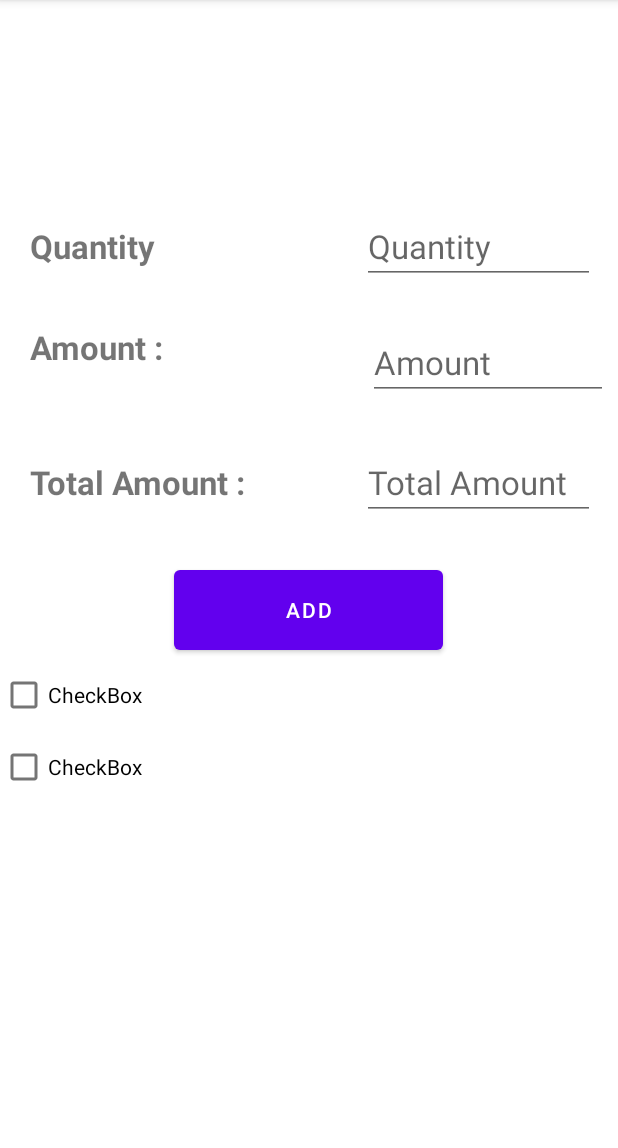
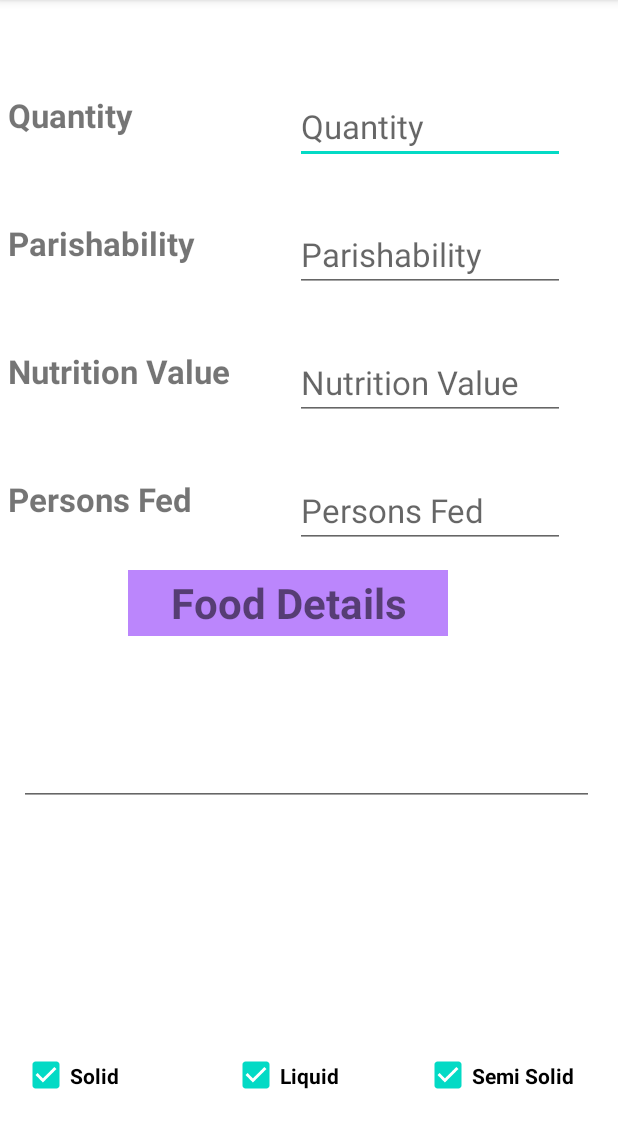
Before and after one commit to Yashjain323/Food-Donation-App, an Android app: the DonorFoodDetailsPost screen opened directly, with no data from a screen before it, on a phone screen of 412 x 824 dp, the part 84-1232 px from its top. Run offline under Robolectric (Android 15) with nearby library versions, the phone set to English and light mode, and no system bars; 5 statements that could not run were skipped.

Commit message:
food_details_donor_Post

```diff
--- a/app/build.gradle
+++ b/app/build.gradle
@@ -39,6 +39,7 @@ dependencies {
     implementation 'com.google.firebase:firebase-auth:21.0.1'
     implementation 'com.google.android.gms:play-services-maps:17.0.1'
     implementation 'androidx.cardview:cardview:1.0.0'
+    implementation 'androidx.gridlayout:gridlayout:1.0.0'
     testImplementation 'junit:junit:4.+'
     androidTestImplementation 'androidx.test.ext:junit:1.1.3'
     androidTestImplementation 'androidx.test.espresso:espresso-core:3.4.0'
--- a/app/src/main/AndroidManifest.xml
+++ b/app/src/main/AndroidManifest.xml
@@ -1,6 +1,6 @@
 <?xml version="1.0" encoding="utf-8"?>
 <manifest xmlns:android="http://schemas.android.com/apk/res/android"
-    package="com.yash.fooddonationapplication" >
+    package="com.yash.fooddonationapplication">
     <!--
          The ACCESS_COARSE/FINE_LOCATION permissions are not required to use
          Google Maps Android API v2, but you must specify either coarse or fine
@@ -15,7 +15,7 @@
         android:label="@string/app_name"
         android:roundIcon="@mipmap/ic_launcher_round"
         android:supportsRtl="true"
-        android:theme="@style/Theme.FoodDonationApplication" >
+        android:theme="@style/Theme.FoodDonationApplication">
         <activity android:name=".DonorFoodDetailsPost" />
         <activity android:name=".DonorReciepientHomePage" />
         <!--
@@ -46,7 +46,7 @@
         <activity android:name=".DonorProfile" />
         <activity android:name=".DecidingActivity" />
         <activity android:name=".DonorRegistration" />
-        <activity android:name=".MainActivity" >
+        <activity android:name=".MainActivity">
             <intent-filter>
                 <action android:name="android.intent.action.MAIN" />
 
--- a/app/src/main/java/com/yash/fooddonationapplication/DonorFoodDetailsPost.java
+++ b/app/src/main/java/com/yash/fooddonationapplication/DonorFoodDetailsPost.java
@@ -3,8 +3,14 @@ package com.yash.fooddonationapplication;
 import androidx.appcompat.app.AppCompatActivity;
 
 import android.os.Bundle;
+import android.widget.EditText;
 
 public class DonorFoodDetailsPost extends AppCompatActivity {
+    EditText Quantity=findViewById(R.id.DonorFoodDetail_Quantity);
+    EditText Parishability=findViewById(R.id.DonorFoodDetail_Parishability);
+    EditText NutritionValue=findViewById(R.id.DonorFoodDetail_NutritionValue);
+    EditText PersonsFed=findViewById(R.id.DonorFoodDetail_PersonsFed);
+    EditText DonorFoodDetail=findViewById(R.id.DonorFoodDetail_MultiLine);
 
     @Override
     protected void onCreate(Bundle savedInstanceState) {
--- a/app/src/main/res/layout/activity_donor_food_details_post.xml
+++ b/app/src/main/res/layout/activity_donor_food_details_post.xml
@@ -16,133 +16,191 @@
         tools:context=".addproductactivity">
 -->
 
-        <LinearLayout
-            android:layout_width="match_parent"
-            android:layout_height="match_parent"
-            android:orientation="vertical"
-            >
 
-            <LinearLayout
-                android:layout_width="match_parent"
-                android:layout_height="139dp"
-                android:orientation="vertical">
+    <GridLayout
+        android:id="@+id/gridLayout"
+        android:layout_width="410dp"
+        android:layout_height="328dp"
+        android:layout_marginTop="44dp"
+
+        android:columnCount="2"
+        android:rowCount="4"
+        app:layout_constraintEnd_toEndOf="parent"
+        app:layout_constraintHorizontal_bias="0.0"
+        app:layout_constraintStart_toStartOf="parent"
+        app:layout_constraintTop_toTopOf="parent">
+
 
         <TextView
-                    android:layout_width="wrap_content"
-                    android:layout_height="wrap_content"
-                    android:layout_gravity="center"
-                    android:layout_marginTop="70dp"
-                    android:text="ADD PRODUCT"
-                    android:textColor="#ffffff"
-                    android:textSize="22sp"
-                    android:textStyle="bold" />
-            </LinearLayout>
-
-            <LinearLayout
-                android:layout_width="match_parent"
-                android:layout_height="match_parent"
-                android:orientation="vertical">
-
-                <com.google.android.material.textfield.TextInputLayout
-                    android:layout_width="match_parent"
-                    android:layout_height="wrap_content"
-                    android:focusable="true"
-                    android:focusableInTouchMode="true"
-                    />
-
-                <GridLayout
-                    android:layout_width="match_parent"
-                    android:layout_height="67dp">
-
-                    <TextView
-                        android:layout_width="171dp"
-                        android:layout_height="49dp"
-                        android:layout_marginLeft="20dp"
+            android:layout_width="180dp"
+            android:layout_height="45dp"
+            android:layout_row="0"
+            android:layout_column="0"
+            android:layout_margin="8dp"
+            android:layout_marginLeft="5dp"
+            android:layout_marginRight="0dp"
             android:text="Quantity"
             android:textSize="22sp"
             android:textStyle="bold" />
 
         <EditText
-                        android:layout_width="155dp"
-                        android:layout_height="wrap_content"
+            android:id="@+id/DonorFoodDetail_Quantity"
+            android:layout_width="180dp"
+            android:layout_height="45dp"
             android:layout_row="0"
             android:layout_column="1"
-                        android:layout_marginLeft="50dp"
+            android:layout_margin="20dp"
+            android:layout_marginLeft="3dp"
             android:hint="Quantity"
             android:textSize="22sp" />
-                </GridLayout>
-
-                <GridLayout
-                    android:layout_width="match_parent"
-                    android:layout_height="90dp">
 
         <TextView
-                        android:layout_width="175dp"
-                        android:layout_height="65dp"
-                        android:layout_marginLeft="20dp"
-                        android:text="Amount :"
+            android:layout_width="180dp"
+            android:layout_height="45dp"
+            android:layout_row="1"
+            android:layout_column="0"
+            android:layout_margin="8dp"
+            android:layout_marginLeft="5dp"
+            android:text="Parishability"
             android:textSize="22sp"
             android:textStyle="bold" />
 
         <EditText
-                        android:id="@+id/totalAmount"
-                        android:layout_width="160dp"
-                        android:layout_height="wrap_content"
-                        android:layout_row="0"
+            android:id="@+id/DonorFoodDetail_Parishability"
+            android:layout_width="180dp"
+            android:layout_height="45dp"
+            android:layout_row="1"
             android:layout_column="1"
-                        android:layout_marginLeft="50dp"
-                        android:layout_marginTop="10dp"
-                        android:hint="Amount"
+            android:layout_margin="20dp"
+            android:layout_marginLeft="3dp"
+            android:hint="Parishability"
             android:textSize="22sp" />
-                </GridLayout>
-
-                <GridLayout
-                    android:layout_width="match_parent"
-                    android:layout_height="67dp">
 
         <TextView
-                        android:layout_width="171dp"
-                        android:layout_height="49dp"
-                        android:layout_marginLeft="20dp"
-                        android:text="Total Amount :"
+            android:layout_width="180dp"
+            android:layout_height="45dp"
+            android:layout_row="2"
+            android:layout_column="0"
+            android:layout_margin="8dp"
+            android:layout_marginLeft="5dp"
+            android:text="Nutrition Value"
             android:textSize="22sp"
             android:textStyle="bold" />
 
         <EditText
-                        android:id="@+id/amountperunit"
-                        android:layout_width="155dp"
-                        android:layout_height="wrap_content"
-                        android:layout_marginLeft="50dp"
-                        android:hint="Total Amount"
+            android:id="@+id/DonorFoodDetail_NutritionValue"
+            android:layout_width="180dp"
+            android:layout_height="45dp"
+            android:layout_row="2"
+            android:layout_column="1"
+            android:layout_margin="20dp"
+            android:layout_marginLeft="3dp"
+            android:hint="Nutrition Value"
+            android:textSize="22sp" />
+
+        <TextView
+            android:layout_width="180dp"
+            android:layout_height="45dp"
+            android:layout_row="3"
+            android:layout_column="0"
+            android:layout_margin="8dp"
+            android:layout_marginLeft="5dp"
+            android:text="Persons Fed"
+            android:textSize="22sp"
+            android:textStyle="bold" />
+
+        <EditText
+            android:id="@+id/DonorFoodDetail_PersonsFed"
+            android:layout_width="180dp"
+            android:layout_height="45dp"
+            android:layout_row="3"
+            android:layout_column="1"
+            android:layout_margin="20dp"
+            android:layout_marginLeft="3dp"
+            android:hint="Persons Fed"
             android:textSize="22sp" />
     </GridLayout>
 
+    <TextView
+        android:id="@+id/textView3"
+        android:layout_width="213dp"
+        android:layout_height="44dp"
+        android:layout_marginTop="380dp"
+        android:gravity="center"
+        android:text="Food Details"
+        android:background="@color/purple_200"
+        android:textSize="28sp"
+        android:textStyle="bold"
+        app:layout_constraintEnd_toEndOf="parent"
+        app:layout_constraintHorizontal_bias="0.429"
+        app:layout_constraintStart_toStartOf="parent"
+        app:layout_constraintTop_toTopOf="parent" />
 
-                <Button
-                    android:id="@+id/btnaddproduct"
-                    android:layout_width="179dp"
-                    android:layout_height="65dp"
-                    android:layout_gravity="center"
-                    android:layout_marginTop="10dp"
-                    android:text="ADD"
-                    android:textColor="#ffffff" />
+    <EditText
+        android:id="@+id/DonorFoodDetail_MultiLine"
+        android:layout_width="383dp"
+        android:layout_height="97dp"
+        android:layout_marginTop="12dp"
+        android:ems="10"
+        android:gravity="start|top"
+        android:inputType="textMultiLine"
+        app:layout_constraintBottom_toBottomOf="parent"
+        app:layout_constraintEnd_toEndOf="parent"
+        app:layout_constraintHorizontal_bias="0.433"
+        app:layout_constraintStart_toStartOf="parent"
+        app:layout_constraintTop_toBottomOf="@+id/textView3"
+        app:layout_constraintVertical_bias="0.017" />
+
+    <LinearLayout
+        android:layout_width="wrap_content"
+        android:layout_height="50dp"
+        android:layout_marginBottom="24dp"
+        app:layout_constraintBottom_toBottomOf="parent"
+        app:layout_constraintEnd_toEndOf="parent"
+        app:layout_constraintHorizontal_bias="0.666"
+        app:layout_constraintStart_toStartOf="parent">
 
         <CheckBox
-                    android:id="@+id/checkBox"
-                    android:layout_width="299dp"
-                    android:layout_height="wrap_content"
-                    android:text="CheckBox" />
+            android:id="@+id/DonorFoodDetail_solid"
+            android:layout_width="128dp"
+            android:layout_height="46dp"
+            android:layout_marginStart="12dp"
+            android:layout_marginBottom="28dp"
+            android:text="Solid"
+            android:checked="true"
+            android:textStyle="bold"
+            app:layout_constraintBottom_toBottomOf="parent"
+            app:layout_constraintStart_toStartOf="parent"
+            app:layout_editor_absoluteY="576dp" />
 
         <CheckBox
-                    android:id="@+id/checkBox2"
-                    android:layout_width="297dp"
-                    android:layout_height="wrap_content"
-                    android:text="CheckBox" />
+            android:id="@+id/DonorFoodDetail_liquid"
+            android:layout_width="128dp"
+            android:layout_height="46dp"
+            android:layout_marginStart="12dp"
+            android:layout_marginRight="2dp"
+            android:layout_marginBottom="28dp"
+            android:text="Liquid"
+            android:checked="true"
+            android:textStyle="bold"
+            app:layout_constraintBottom_toBottomOf="parent"
+            app:layout_constraintStart_toEndOf="@+id/solid"
+            app:layout_editor_absoluteY="576dp" />
 
+        <CheckBox
+            android:id="@+id/DonorFoodDetail_semisolid"
+            android:layout_width="128dp"
+            android:layout_height="46dp"
+            android:layout_marginBottom="28dp"
+            android:text="Semi Solid"
+            android:textStyle="bold"
+            android:checked="true"
+            app:layout_constraintBottom_toBottomOf="parent"
+            app:layout_constraintEnd_toEndOf="parent"
+            app:layout_constraintHorizontal_bias="0.0"
+            app:layout_constraintStart_toEndOf="@+id/liquid" />
     </LinearLayout>
 
-
-        </LinearLayout>
     <!--
         </androidx.appcompat.widget.LinearLayoutCompat>
     -->
```
Also changed, not shown: 1 other file. Lines whose indentation alone changed are shown as unchanged.
